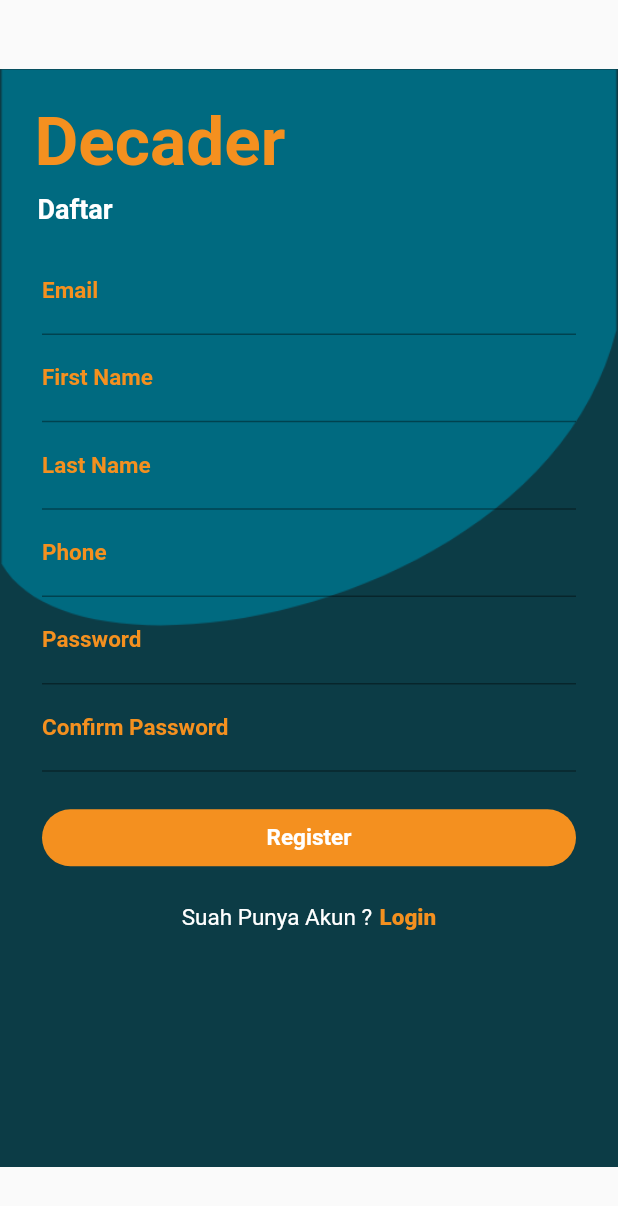
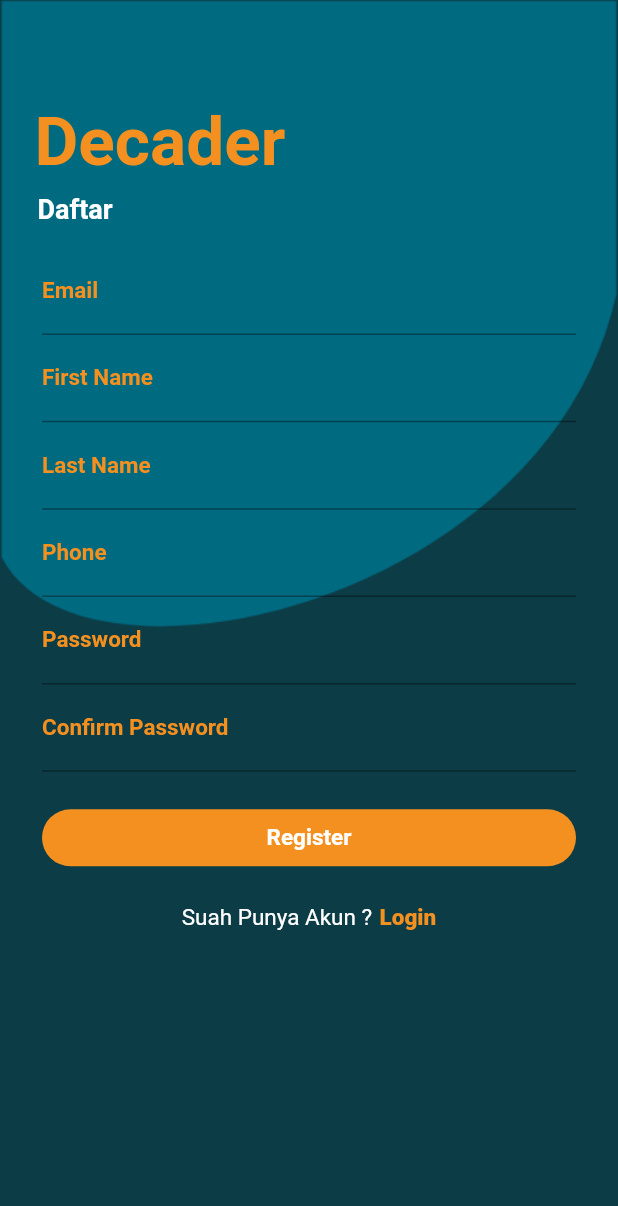
Before and after one commit to alfianmrf/decader_mobile, a Flutter app: the Register screen opened directly, on a phone screen of 412 x 824 dp. Shown: the top 1206 px of the screen. Run offline on Flutter 3.47's test engine with Material 2 defaults, Android fonts, the phone set to English and light mode, and no system bars; our stand-ins replace shared_preferences; accounts and stored records are empty.

Commit message:
ganti fit background register

```diff
--- a/lib/screen/register.dart
+++ b/lib/screen/register.dart
@@ -31,7 +31,7 @@ class _RegisterState extends State<Register> {
                 decoration: BoxDecoration(
                   image: DecorationImage(
                     image: AssetImage("images/background.png"),
-                    fit: BoxFit.fitWidth,
+                    fit: BoxFit.fill,
                   ),
               ),
               child: SingleChildScrollView(
```
